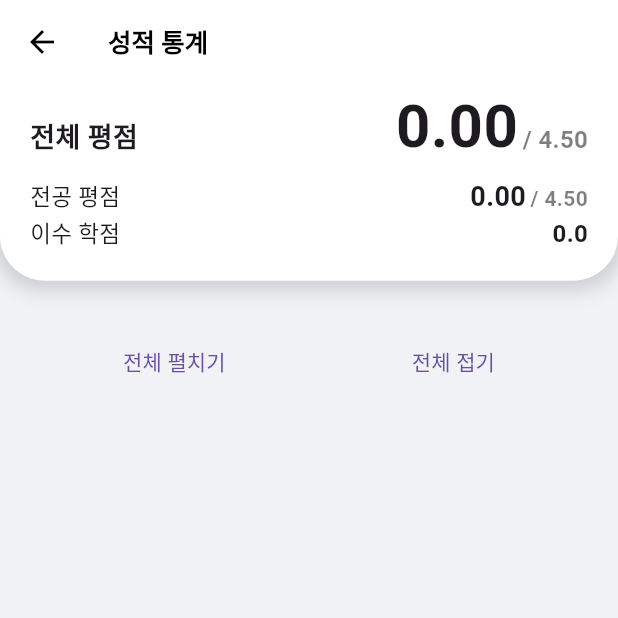
After one commit to nnnlog/SSUrade, a Flutter app: the GradeStatisticsPage screen opened by its route, on a phone screen of 412 x 824 dp, the top half of it. The commit adds this screen. Run offline on Flutter 3.47's test engine with Material 3 defaults, Android fonts, the phone set to English and light mode, and no system bars; our stand-ins replace firebase_analytics, firebase_core, flutter_local_notifications, flutter_secure_storage, fluttertoast, image_gallery_saver and 6 more; missing offline and left inert: df, disable_battery_optimization, event, flutter_exit_app, flutter_inappwebview, version and 1 more; accounts and stored records are empty; Roboto replaces fonts that are missing (Pretendard); statements that could not run were skipped.

Commit message:
Release prerelease 2, introduce grade statistics page

```diff
--- a/lib/components/GradePageHeader.dart
+++ b/lib/components/GradePageHeader.dart
@@ -55,7 +55,7 @@ class _GradePageHeaderState extends State<GradePageHeader> {
                       .map((e) => DropdownMenuItem<YearSemester>(
                             value: e.key,
                             child: Text(
-                              "${e.key.year}학년도 ${e.key.semester.name} (${e.value.totalCredit}학점)",
+                              "${e.key.year}학년도 ${e.key.semester.displayName} (${e.value.totalCredit}학점)",
                               style: TextStyle(
                                 color: globals.isLightMode ? Colors.black : Colors.white,
                                 fontFamily: "Pretendard",
--- a/lib/main.dart
+++ b/lib/main.dart
@@ -10,6 +10,7 @@ import 'package:ssurade/crawling/background/BackgroundService.dart';
 import 'package:ssurade/globals.dart' as globals;
 import 'package:ssurade/views/CategoryStatisticsPage.dart';
 import 'package:ssurade/views/GradePage.dart';
+import 'package:ssurade/views/GradeStatisticsPage.dart';
 import 'package:ssurade/views/Information.dart';
 import 'package:ssurade/views/Login.dart';
 import 'package:ssurade/views/MainPage.dart';
@@ -71,6 +72,7 @@ class MyApp extends StatelessWidget {
         '/': (context) => const MainPage(),
         '/login': (context) => const LoginPage(),
         '/grade_view': (context) => const GradePage(),
+        '/grade_statistics': (context) => const GradeStatisticsPage(),
         '/category_statistics': (context) => const StatisticsPage(),
         '/setting': (context) => const SettingPage(),
         '/information': (context) => const InformationPage(),
--- a/lib/types/Semester.dart
+++ b/lib/types/Semester.dart
@@ -10,7 +10,7 @@ enum Semester {
   static Semester parse(String str) {
     str = str.replaceAll(" ", "");
     for (var semester in Semester.values) {
-      if (str == semester.name) {
+      if (str == semester.displayName) {
         return semester;
       }
     }
@@ -20,7 +20,7 @@ enum Semester {
 }
 
 extension SemesterExtension on Semester {
-  String get name {
+  String get displayName {
     switch (this) {
       case Semester.first:
         return "1학기";
--- a/lib/types/YearSemester.dart
+++ b/lib/types/YearSemester.dart
@@ -30,6 +30,8 @@ class YearSemester with Comparable<YearSemester> {
   @override
   String toString() => "$runtimeType(year=$year, semester=$semester)";
 
+  get display => "$year-${semester.displayName}";
+
   @override
   int get hashCode => hash2(year.hashCode, semester.hashCode);
 
--- a/lib/types/subject/SemesterSubjects.dart
+++ b/lib/types/subject/SemesterSubjects.dart
@@ -99,7 +99,7 @@ class SemesterSubjects {
       if (data.isPassFail) continue; // Pass/Fail subject
       if (data.grade == "P") continue; // Pass subject (이수구분별 성적표 미작동 시)
       totalGrade += (score * data.credit).toInt(); // Fail subject's weight(score) is zero
-      totalCredit += (data.credit).toInt();
+      totalCredit += (data.credit * 10).toInt();
     }
     if (totalCredit == 0) return 0;
     return ((totalGrade * 100) ~/ totalCredit) / 100;
--- a/lib/views/CategoryStatisticsPage.dart
+++ b/lib/views/CategoryStatisticsPage.dart
@@ -119,7 +119,7 @@ class _StatisticsPageState extends State<StatisticsPage> with SingleTickerProvid
                                 ([...data[key]!]..removeWhere((element) => element.item1.isExcluded)),
                                 key: (e) => e.hashCode.toString(),
                                 value: (e) => e.item1,
-                              )).averageGrade.toStringAsPrecision(3),
+                              )).averageGrade.toStringAsFixed(2),
                             ),
                           ]
                               .map((e) => DataRow(cells: [
@@ -187,7 +187,7 @@ class _StatisticsPageState extends State<StatisticsPage> with SingleTickerProvid
                                         SizedBox(
                                           width: MediaQuery.of(context).size.width * 0.25,
                                           child: Text(
-                                            "${e.item2.year}-${e.item2.semester.name.replaceAll("학기", "")}",
+                                            "${e.item2.year}-${e.item2.semester.displayName.replaceAll("학기", "")}",
                                             textAlign: TextAlign.center,
                                             softWrap: true,
                                           ),
--- a/lib/views/GradePage.dart
+++ b/lib/views/GradePage.dart
@@ -49,7 +49,7 @@ class _GradePageState extends State<GradePage> {
     if (_lockedForRefresh.contains(search)) return;
     _lockedForRefresh.add(search);
 
-    showToast("${search.year}학년도 ${search.semester.name} 성적을 불러오는 중이에요...");
+    showToast("${search.year}학년도 ${search.semester.displayName} 성적을 불러오는 중이에요...");
     showToast("불러오는 시간이 오래 걸릴 수 있어요.");
 
     try {
@@ -86,10 +86,10 @@ class _GradePageState extends State<GradePage> {
         _semesterSubjects = globals.semesterSubjectsManager.data[search]!;
       });
 
-      showToast("${search.year}학년도 ${search.semester.name} 성적을 불러왔어요.");
+      showToast("${search.year}학년도 ${search.semester.displayName} 성적을 불러왔어요.");
     } catch (_) {
       if (mounted) {
-        showToast("${search.year}학년도 ${search.semester.name} 성적을 불러오지 못했어요.");
+        showToast("${search.year}학년도 ${search.semester.displayName} 성적을 불러오지 못했어요.");
       }
     } finally {
       _lockedForRefresh.remove(search);
@@ -312,9 +312,7 @@ class _GradePageState extends State<GradePage> {
                                               _exportImage = true;
                                             });
                                             final bytes = await _imageController.capture();
-                                            await ImageGallerySaver.saveImage(bytes!,
-                                                name:
-                                                    "${_semesterSubjects.currentSemester.year}-${_semesterSubjects.currentSemester.semester.name}-${DateTime.now().toLocal().millisecondsSinceEpoch}");
+                                            await ImageGallerySaver.saveImage(bytes!, name: "ssurade_${_semesterSubjects.currentSemester.display}-${DateTime.now().toLocal().millisecondsSinceEpoch}");
 
                                             setState(() {
                                               _exportImage = false;
--- /dev/null
+++ b/lib/views/GradeStatisticsPage.dart
@@ -0,0 +1,320 @@
+import 'dart:collection';
+
+import 'package:flutter/material.dart';
+import 'package:ssurade/components/CustomAppBar.dart';
+import 'package:ssurade/globals.dart' as globals;
+import 'package:ssurade/types/Semester.dart';
+import 'package:ssurade/types/YearSemester.dart';
+import 'package:ssurade/types/subject/SemesterSubjects.dart';
+import 'package:ssurade/types/subject/Subject.dart';
+import 'package:tuple/tuple.dart';
+
+class GradeStatisticsPage extends StatefulWidget {
+  const GradeStatisticsPage({super.key});
+
+  @override
+  State<StatefulWidget> createState() => _GradeStatisticsPageState();
+}
+
+class _GradeStatisticsPageState extends State<GradeStatisticsPage> {
+  late SemesterSubjects subjects;
+  Map<YearSemester, ExpansionTileController> controllers = {};
+
+  @override
+  void initState() {
+    super.initState();
+
+    List<Subject> subjects = [];
+    for (var key in globals.semesterSubjectsManager.data.keys) {
+      controllers[key] = ExpansionTileController();
+    }
+    for (var value in globals.semesterSubjectsManager.data.values) {
+      for (var subject in value.subjects.values) {
+        if (subject.isExcluded) continue;
+        subjects.add(subject);
+      }
+    }
+
+    this.subjects = SemesterSubjects(SplayTreeMap.fromIterable(subjects, key: (e) => e.hashCode.toString()));
+  }
+
+  @override
+  Widget build(BuildContext context) {
+    var data = globals.semesterSubjectsManager.data;
+
+    return Scaffold(
+      appBar: customAppBar("성적 통계"),
+      backgroundColor: const Color.fromRGBO(241, 242, 245, 1),
+      body: ListView(
+        children: [
+          Container(
+            decoration: BoxDecoration(
+              borderRadius: const BorderRadius.only(
+                bottomLeft: Radius.circular(30),
+                bottomRight: Radius.circular(30),
+              ),
+              color: globals.isLightMode ? Colors.white : Colors.black.withOpacity(0.45),
+              boxShadow: [
+                BoxShadow(
+                  color: Colors.black.withOpacity(0.15),
+                  spreadRadius: 3,
+                  blurRadius: 10,
+                  offset: const Offset(0, 3),
+                )
+              ],
+            ),
+            margin: const EdgeInsets.only(bottom: 10),
+            child: Padding(
+              padding: const EdgeInsets.fromLTRB(20, 0, 20, 20),
+              child: Column(
+                // mainAxisAlignment: MainAxisAlignment.start,
+                crossAxisAlignment: CrossAxisAlignment.start,
+                children: [
+                  Row(
+                    mainAxisSize: MainAxisSize.max,
+                    mainAxisAlignment: MainAxisAlignment.end,
+                    textBaseline: TextBaseline.alphabetic,
+                    crossAxisAlignment: CrossAxisAlignment.baseline,
+                    children: [
+                      const Flexible(
+                        fit: FlexFit.tight,
+                        child: Text(
+                          "전체 평점",
+                          style: TextStyle(
+                            fontSize: 18,
+                            fontWeight: FontWeight.w600,
+                          ),
+                          textAlign: TextAlign.left,
+                        ),
+                      ),
+                      Flexible(
+                        fit: FlexFit.tight,
+                        child: Row(
+                          mainAxisAlignment: MainAxisAlignment.end,
+                          crossAxisAlignment: CrossAxisAlignment.baseline,
+                          textBaseline: TextBaseline.alphabetic,
+                          children: [
+                            Text(
+                              subjects.averageGrade.toStringAsFixed(2),
+                              style: const TextStyle(
+                                fontSize: 40,
+                                fontWeight: FontWeight.w600,
+                              ),
+                            ),
+                            const SizedBox(
+                              width: 3,
+                            ),
+                            Text(
+                              "/ 4.50",
+                              style: TextStyle(
+                                fontSize: 16,
+                                color: globals.isLightMode ? Colors.black.withOpacity(0.5) : Colors.white,
+                                fontWeight: FontWeight.w600,
+                              ),
+                            ),
+                          ],
+                        ),
+                      ),
+                    ],
+                  ),
+                  const SizedBox(
+                    height: 5,
+                  ),
+                  Row(
+                    mainAxisSize: MainAxisSize.max,
+                    mainAxisAlignment: MainAxisAlignment.end,
+                    textBaseline: TextBaseline.alphabetic,
+                    crossAxisAlignment: CrossAxisAlignment.baseline,
+                    children: [
+                      const Flexible(
+                        fit: FlexFit.tight,
+                        child: Text(
+                          "전공 평점",
+                          style: TextStyle(
+                            fontSize: 15,
+                            fontWeight: FontWeight.w400,
+                          ),
+                          textAlign: TextAlign.left,
+                        ),
+                      ),
+                      Flexible(
+                        fit: FlexFit.tight,
+                        child: Row(
+                          mainAxisAlignment: MainAxisAlignment.end,
+                          crossAxisAlignment: CrossAxisAlignment.baseline,
+                          textBaseline: TextBaseline.alphabetic,
+                          children: [
+                            Text(
+                              subjects.averageMajorGrade.toStringAsFixed(2),
+                              style: const TextStyle(
+                                fontSize: 18,
+                                fontWeight: FontWeight.w600,
+                              ),
+                            ),
+                            const SizedBox(
+                              width: 3,
+                            ),
+                            Text(
+                              "/ 4.50",
+                              style: TextStyle(
+                                fontSize: 14,
+                                color: globals.isLightMode ? Colors.black.withOpacity(0.5) : Colors.white,
+                                fontWeight: FontWeight.w600,
+                              ),
+                            ),
+                          ],
+                        ),
+                      ),
+                    ],
+                  ),
+                  Row(
+                    mainAxisSize: MainAxisSize.max,
+                    mainAxisAlignment: MainAxisAlignment.end,
+                    textBaseline: TextBaseline.alphabetic,
+                    crossAxisAlignment: CrossAxisAlignment.baseline,
+                    children: [
+                      const Flexible(
+                        fit: FlexFit.tight,
+                        child: Text(
+                          "이수 학점",
+                          style: TextStyle(
+                            fontSize: 15,
+                            fontWeight: FontWeight.w400,
+                          ),
+                          textAlign: TextAlign.left,
+                        ),
+                      ),
+                      Flexible(
+                        fit: FlexFit.tight,
+                        child: Row(
+                          mainAxisAlignment: MainAxisAlignment.end,
+                          crossAxisAlignment: CrossAxisAlignment.baseline,
+                          textBaseline: TextBaseline.alphabetic,
+                          children: [
+                            Text(
+                              subjects.totalCredit.toStringAsFixed(1),
+                              style: const TextStyle(
+                                fontSize: 16,
+                                fontWeight: FontWeight.w600,
+                              ),
+                            ),
+                          ],
+                        ),
+                      ),
+                    ],
+                  ),
+                ],
+              ),
+            ),
+          ),
+          Padding(
+            padding: const EdgeInsets.all(20),
+            child: Column(
+              children: [
+                ...data.keys.map(
+                  (e) => Container(
+                    margin: const EdgeInsets.only(bottom: 10),
+                    decoration: BoxDecoration(
+                      color: Colors.white,
+                      boxShadow: [
+                        BoxShadow(
+                          blurRadius: 6,
+                          spreadRadius: 1,
+                          offset: const Offset(0, 2),
+                          color: Colors.black.withOpacity(0.1),
+                        ),
+                      ],
+                      borderRadius: const BorderRadius.all(Radius.circular(10)),
+                    ),
+                    child: ExpansionTile(
+                      controller: controllers[e]!,
+                      shape: Border.all(width: 0, color: Colors.transparent),
+                      title: Row(
+                        mainAxisAlignment: MainAxisAlignment.spaceBetween,
+                        children: [
+                          Text(
+                            "  ${e.year}학년도 ${e.semester.displayName}",
+                            style: const TextStyle(fontWeight: FontWeight.w500),
+                          ),
+                          Row(
+                            crossAxisAlignment: CrossAxisAlignment.baseline,
+                            textBaseline: TextBaseline.alphabetic,
+                            children: [
+                              Text(
+                                data[e]!.averageGrade.toStringAsFixed(1),
+                                style: const TextStyle(
+                                  fontWeight: FontWeight.w600,
+                                ),
+                              ),
+                              const Text(
+                                "  / 4.5",
+                                style: TextStyle(
+                                  fontSize: 12,
+                                ),
+                              ),
+                            ],
+                          ),
+                        ],
+                      ),
+                      childrenPadding: const EdgeInsets.fromLTRB(40, 10, 40, 20),
+                      children: [
+                        Column(
+                          children: [
+                            Tuple2("이수 학점", data[e]!.totalCredit.toStringAsFixed(1)),
+                            Tuple2("이수 전공 학점", data[e]!.majorCredit.toStringAsFixed(1)),
+                            Tuple2("학기 석차", data[e]!.semesterRanking.display),
+                            Tuple2("전체 석차", data[e]!.totalRanking.display),
+                          ]
+                              .map((e) => SizedBox(
+                                    width: MediaQuery.of(context).size.width * 0.7,
+                                    child: Row(
+                                      mainAxisAlignment: MainAxisAlignment.spaceAround,
+                                      children: [
+                                        Text(
+                                          e.item1,
+                                          textAlign: TextAlign.left,
+                                        ),
+                                        Expanded(child: Container()),
+                                        Text(
+                                          e.item2,
+                                          textAlign: TextAlign.right,
+                                          style: const TextStyle(fontWeight: FontWeight.w500),
+                                        ),
+                                      ],
+                                    ),
+                                  ))
+                              .toList(),
+                        ),
+                      ],
+                    ),
+                  ),
+                ),
+                Row(
+                  mainAxisAlignment: MainAxisAlignment.spaceAround,
+                  children: [
+                    TextButton(
+                      onPressed: () {
+                        for (var controller in controllers.values) {
+                          controller.expand();
+                        }
+                      },
+                      child: const Text("전체 펼치기"),
+                    ),
+                    TextButton(
+                      onPressed: () {
+                        for (var controller in controllers.values) {
+                          controller.collapse();
+                        }
+                      },
+                      child: const Text("전체 접기"),
+                    ),
+                  ],
+                ),
+              ],
+            ),
+          ),
+        ],
+      ),
+    );
+  }
+}
--- a/lib/views/MainPage.dart
+++ b/lib/views/MainPage.dart
@@ -275,6 +275,18 @@ class _MainPageState extends State<MainPage> {
                                 visible: Crawler.loginSession().isNotEmpty,
                                 child: OutlinedButton(
                                   onPressed: () async {
+                                    Navigator.pushNamed(context, "/grade_statistics");
+                                  },
+                                  style: OutlinedButton.styleFrom(
+                                    minimumSize: const Size.fromHeight(40),
+                                  ),
+                                  child: const Text("성적 통계"),
+                                ),
+                              ),
+                              Visibility(
+                                visible: Crawler.loginSession().isNotEmpty,
+                                child: OutlinedButton(
+                                  onPressed: () async {
                                     Navigator.pushNamed(context, "/category_statistics");
                                   },
                                   style: OutlinedButton.styleFrom(
--- a/pubspec.yaml
+++ b/pubspec.yaml
@@ -3,7 +3,7 @@ description: 숭실대학교 성적 조회 애플리케이션
 
 publish_to: 'none'
 
-version: 2.4.0+30
+version: 2.4.0+31
 
 environment:
   sdk: ">=2.17.3 <3.0.0"
```
